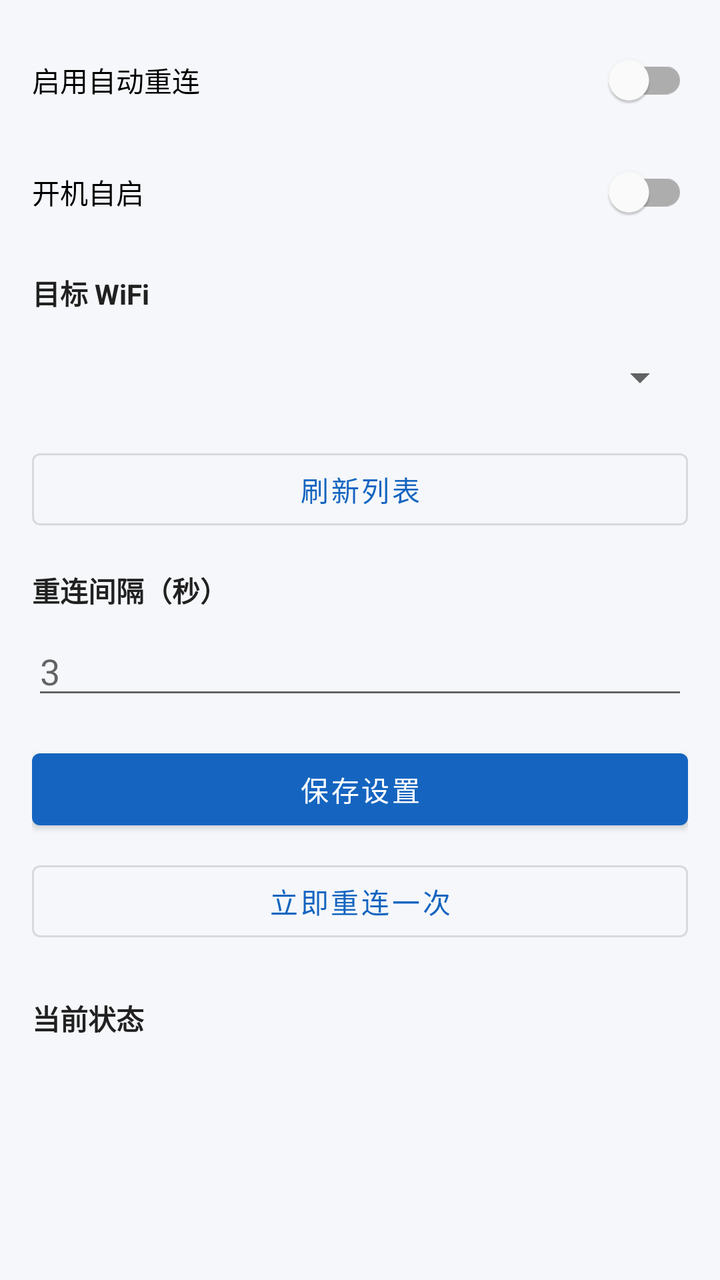
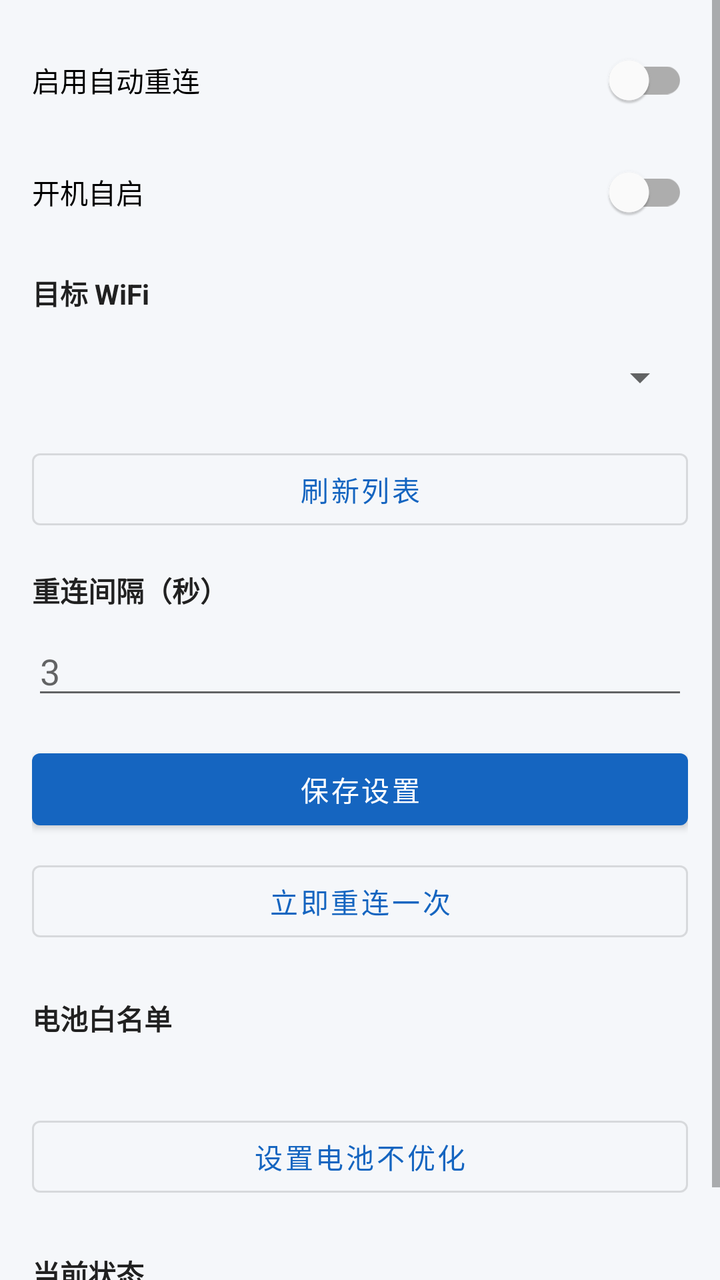

An Android layout rendered at two revisions. The XML below is the earlier revision; the diff shows what the commit changed to produce the second picture.
<!-- AndroidManifest.xml: application theme Theme.WifiAutoReconnect -->
<!-- res/layout/activity_main.xml -->
<?xml version="1.0" encoding="utf-8"?>
<ScrollView xmlns:android="http://schemas.android.com/apk/res/android"
    android:layout_width="match_parent"
    android:layout_height="match_parent"
    android:fillViewport="true">

    <LinearLayout
        android:layout_width="match_parent"
        android:layout_height="wrap_content"
        android:orientation="vertical"
        android:padding="16dp"
        android:focusable="true"
        android:focusableInTouchMode="true">

        <com.google.android.material.switchmaterial.SwitchMaterial
            android:id="@+id/switchEnable"
            android:layout_width="match_parent"
            android:layout_height="wrap_content"
            android:text="@string/enable_service" />

        <com.google.android.material.switchmaterial.SwitchMaterial
            android:id="@+id/switchBoot"
            android:layout_width="match_parent"
            android:layout_height="wrap_content"
            android:layout_marginTop="8dp"
            android:text="@string/boot_start" />

        <TextView
            android:layout_width="match_parent"
            android:layout_height="wrap_content"
            android:layout_marginTop="16dp"
            android:text="@string/target_wifi"
            android:textColor="@color/text"
            android:textStyle="bold" />

        <Spinner
            android:id="@+id/spinnerWifi"
            android:layout_width="match_parent"
            android:layout_height="48dp"
            android:layout_marginTop="8dp" />

        <com.google.android.material.button.MaterialButton
            android:id="@+id/btnRefresh"
            style="@style/Widget.MaterialComponents.Button.OutlinedButton"
            android:layout_width="match_parent"
            android:layout_height="wrap_content"
            android:layout_marginTop="8dp"
            android:text="@string/refresh_wifi" />

        <TextView
            android:layout_width="match_parent"
            android:layout_height="wrap_content"
            android:layout_marginTop="16dp"
            android:text="@string/interval_sec"
            android:textColor="@color/text"
            android:textStyle="bold" />

        <EditText
            android:id="@+id/editInterval"
            android:layout_width="match_parent"
            android:layout_height="wrap_content"
            android:layout_marginTop="8dp"
            android:hint="3"
            android:inputType="number"
            android:maxLines="1" />

        <com.google.android.material.button.MaterialButton
            android:id="@+id/btnSave"
            android:layout_width="match_parent"
            android:layout_height="wrap_content"
            android:layout_marginTop="16dp"
            android:text="@string/save" />

        <com.google.android.material.button.MaterialButton
            android:id="@+id/btnTest"
            style="@style/Widget.MaterialComponents.Button.OutlinedButton"
            android:layout_width="match_parent"
            android:layout_height="wrap_content"
            android:layout_marginTop="8dp"
            android:text="@string/test_now" />

        <TextView
            android:layout_width="match_parent"
            android:layout_height="wrap_content"
            android:layout_marginTop="24dp"
            android:text="@string/status_title"
            android:textColor="@color/text"
            android:textStyle="bold" />

        <TextView
            android:id="@+id/textStatus"
            android:layout_width="match_parent"
            android:layout_height="wrap_content"
            android:layout_marginTop="8dp"
            android:lineSpacingExtra="4dp"
            android:textColor="@color/text_secondary"
            android:textSize="14sp" />
    </LinearLayout>
</ScrollView>
<!-- resources referenced by this layout -->
<resources>
  <color name="text">#212121</color>
  <color name="text_secondary">#616161</color>
  <string name="boot_start">开机自启</string>
  <string name="enable_service">启用自动重连</string>
  <string name="interval_sec">重连间隔（秒）</string>
  <string name="refresh_wifi">刷新列表</string>
  <string name="save">保存设置</string>
  <string name="status_title">当前状态</string>
  <string name="target_wifi">目标 WiFi</string>
  <string name="test_now">立即重连一次</string>
  <style name="Theme.WifiAutoReconnect" parent="Theme.MaterialComponents.DayNight.DarkActionBar">
          <item name="colorPrimary">@color/primary</item>
          <item name="colorPrimaryVariant">@color/primary_dark</item>
          <item name="colorOnPrimary">@android:color/white</item>
          <item name="colorSecondary">@color/accent</item>
          <item name="android:statusBarColor">@color/primary_dark</item>
          <item name="android:windowBackground">@color/bg</item>
      </style>
  <color name="primary">#1565C0</color>
  <color name="primary_dark">#0D47A1</color>
  <color name="accent">#00897B</color>
  <color name="bg">#F5F7FA</color>
</resources>

<!-- the commit's change to res/layout/activity_main.xml (unified diff, before → after) -->
@@ -83,6 +83,30 @@
             android:layout_width="match_parent"
             android:layout_height="wrap_content"
             android:layout_marginTop="24dp"
+            android:text="@string/battery_title"
+            android:textColor="@color/text"
+            android:textStyle="bold" />
+
+        <TextView
+            android:id="@+id/textBattery"
+            android:layout_width="match_parent"
+            android:layout_height="wrap_content"
+            android:layout_marginTop="8dp"
+            android:textColor="@color/text_secondary"
+            android:textSize="14sp" />
+
+        <com.google.android.material.button.MaterialButton
+            android:id="@+id/btnBattery"
+            style="@style/Widget.MaterialComponents.Button.OutlinedButton"
+            android:layout_width="match_parent"
+            android:layout_height="wrap_content"
+            android:layout_marginTop="8dp"
+            android:text="@string/battery_set" />
+
+        <TextView
+            android:layout_width="match_parent"
+            android:layout_height="wrap_content"
+            android:layout_marginTop="24dp"
             android:text="@string/status_title"
             android:textColor="@color/text"
             android:textStyle="bold" />
<!-- resource entries referenced after the edit -->
@@ -2,6 +2,8 @@
 <resources>
   <color name="text">#212121</color>
   <color name="text_secondary">#616161</color>
+  <string name="battery_set">设置电池不优化</string>
+  <string name="battery_title">电池白名单</string>
   <string name="boot_start">开机自启</string>
   <string name="enable_service">启用自动重连</string>
   <string name="interval_sec">重连间隔（秒）</string>
